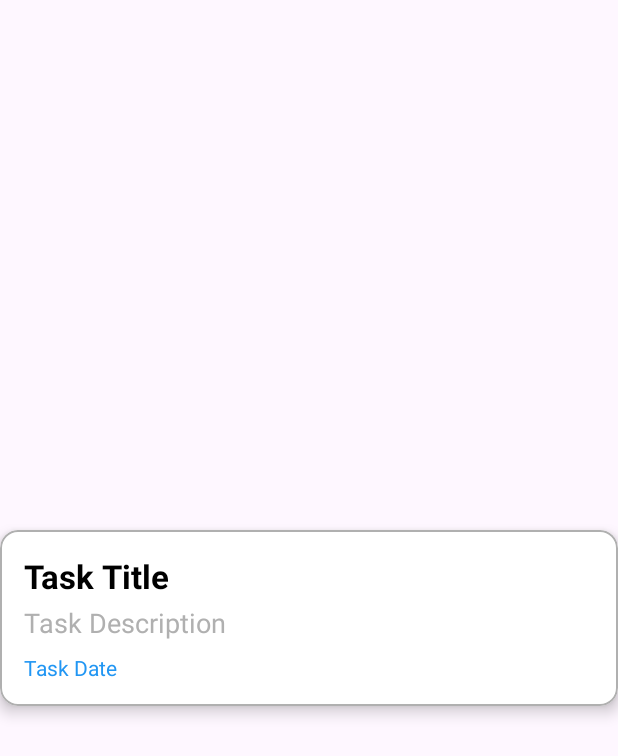
After one commit to MahmoudElgaml/to_do_native, an Android app: the layout card_task.xml on its own in the app's theme, with its tools: preview values and no code run, on a phone screen of 412 x 824 dp. The commit adds this screen. Shown: the top 756 px of the screen. Run offline under Robolectric (Android 15) with nearby library versions, the phone set to English and light mode, and no system bars.

Commit message:
finish taskcard ui

```diff
--- /dev/null
+++ b/app/src/main/res/layout/card_task.xml
@@ -0,0 +1,63 @@
+<?xml version="1.0" encoding="utf-8"?>
+<androidx.constraintlayout.widget.ConstraintLayout xmlns:android="http://schemas.android.com/apk/res/android"
+    xmlns:app="http://schemas.android.com/apk/res-auto"
+    xmlns:tools="http://schemas.android.com/tools"
+    android:layout_width="match_parent"
+    android:layout_height="match_parent"
+    tools:context=".MainActivity">
+
+    <com.google.android.material.card.MaterialCardView
+        android:id="@+id/taskCard"
+        android:layout_width="0dp"
+        android:layout_height="wrap_content"
+        app:cardElevation="6dp"
+        app:cardCornerRadius="12dp"
+        app:cardBackgroundColor="@color/white"
+        app:contentPadding="16dp"
+        app:layout_constraintBottom_toBottomOf="parent"
+        app:layout_constraintEnd_toEndOf="parent"
+        app:layout_constraintStart_toStartOf="parent"
+        app:layout_constraintTop_toTopOf="parent"
+        app:strokeColor="@color/gray"
+        app:strokeWidth="1dp">
+
+        <LinearLayout
+            android:layout_width="match_parent"
+            android:layout_height="wrap_content"
+            android:orientation="vertical">
+
+            <!-- Task Title -->
+            <TextView
+                android:id="@+id/taskTitle"
+                android:layout_width="wrap_content"
+                android:layout_height="wrap_content"
+                android:text="Task Title"
+                android:textAppearance="@style/TextAppearance.AppCompat.Large"
+                android:textColor="@color/black"
+                android:textStyle="bold"
+                android:layout_marginBottom="4dp" />
+
+            <!-- Task Description -->
+            <TextView
+                android:id="@+id/taskDescription"
+                android:layout_width="wrap_content"
+                android:layout_height="wrap_content"
+                android:text="Task Description"
+                android:textAppearance="@style/TextAppearance.AppCompat.Medium"
+                android:textColor="@color/gray"
+                android:layout_marginBottom="8dp" />
+
+            <!-- Task Date -->
+            <TextView
+                android:id="@+id/taskDate"
+                android:layout_width="wrap_content"
+                android:layout_height="wrap_content"
+                android:text="Task Date"
+                android:textAppearance="@style/TextAppearance.AppCompat.Small"
+                android:textColor="@color/blue" />
+
+        </LinearLayout>
+
+    </com.google.android.material.card.MaterialCardView>
+
+</androidx.constraintlayout.widget.ConstraintLayout>
--- a/app/src/main/res/values/colors.xml
+++ b/app/src/main/res/values/colors.xml
@@ -1,5 +1,9 @@
 <?xml version="1.0" encoding="utf-8"?>
 <resources>
-    <color name="black">#FF000000</color>
-    <color name="white">#FFFFFFFF</color>
+    <color name="white">#FFFFFF</color>
+    <color name="black">#000000</color>
+    <color name="gray">#B0B0B0</color>
+    <color name="blue">#2196F3</color>
+    <color name="background_color">#F5F5F5</color>
+    <color name="primary_color">#6200EE</color>
 </resources>
--- a/app/src/main/res/values/strings.xml
+++ b/app/src/main/res/values/strings.xml
@@ -1,3 +1,5 @@
 <resources>
     <string name="app_name">To_do_task</string>
+    <!-- TODO: Remove or change this placeholder text -->
+    <string name="hello_blank_fragment">Hello blank fragment</string>
 </resources>
```
Also changed, not shown: app/src/main/java/com/example/to_do_task/AddTask.kt (added, +59 -0 lines), app/src/main/res/layout/fragment_add_task.xml (added, +121 -0 lines).
